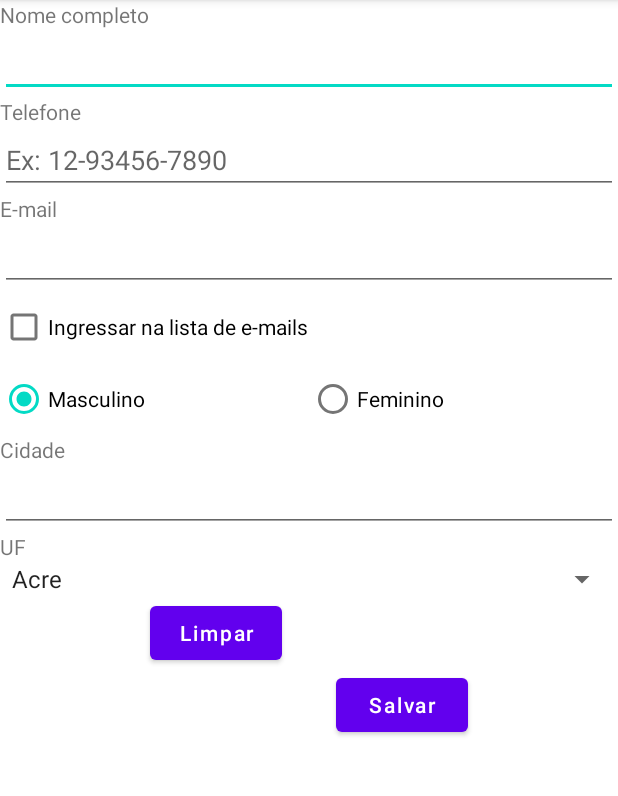
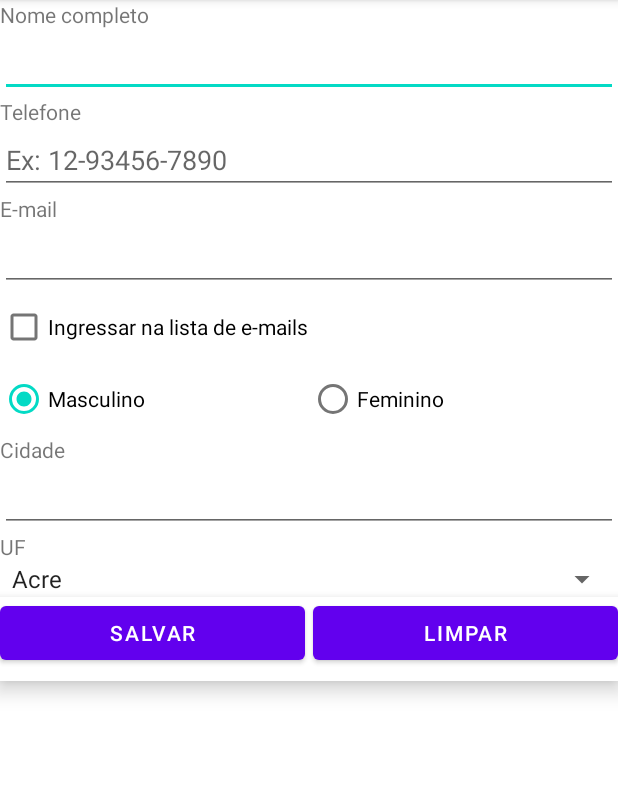
Before and after one commit to Guilherme-tr/Cadastro, an Android app: the screen it shows after launch (MainActivity), on a phone screen of 412 x 824 dp, the part 84-880 px from its top. Run offline under Robolectric (Android 15) with nearby library versions, the phone set to English and light mode, and no system bars.

Commit message:
commit corrigindo posição dos buttons com o bottomNavigatorView

```diff
--- a/app/src/main/res/layout/activity_main.xml
+++ b/app/src/main/res/layout/activity_main.xml
@@ -98,23 +98,24 @@
         android:layout_height="wrap_content"
         android:entries="@array/opcoes" />
 
-    <Button
-        android:id="@+id/botaoClear"
-        android:layout_width="wrap_content"
-        android:layout_height="wrap_content"
-        android:layout_marginHorizontal="100dp"
-        android:text="Limpar"
-        android:layout_gravity="start"
-        android:textAllCaps="false" />
+    <com.google.android.material.bottomnavigation.BottomNavigationView
+        android:layout_width="match_parent"
+        android:layout_height="wrap_content" >
 
-    <Button
-        android:id="@+id/botaoSave"
-        android:layout_width="wrap_content"
-        android:layout_height="wrap_content"
-        android:layout_marginHorizontal="100dp"
-        android:layout_gravity="end"
-        android:text="Salvar"
-        android:textAllCaps="false" />
+        <Button
+            android:id="@+id/btnClear"
+            android:layout_width="203dp"
+            android:layout_height="wrap_content"
+            android:layout_gravity="end"
+            android:text="Limpar" />
+
+        <Button
+            android:id="@+id/btnSave"
+            android:layout_width="203dp"
+            android:layout_height="wrap_content"
+            android:layout_gravity="start"
+            android:text="Salvar" />
+    </com.google.android.material.bottomnavigation.BottomNavigationView>
 
 
 </LinearLayout>
```
